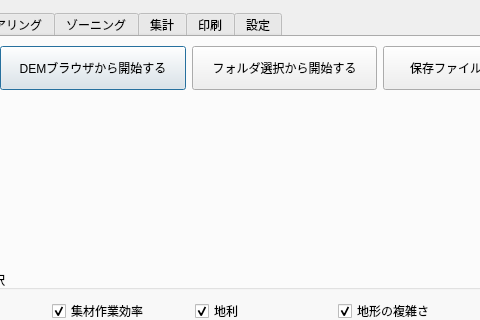
The window that forest_zoning_main_dialog.ui (raw-slnc/morizon_next) describes before a commit, drawn with Qt 5; both pictures show x 125 to 605 and y 0 to 320 of the 920 by 645 pixel window.
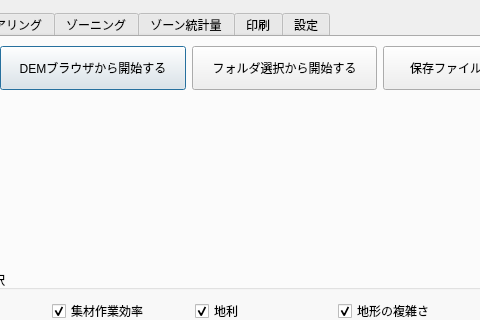
The same window after the commit. Icons and pictures are not drawn. Custom widgets are drawn as their Qt base class.

Patch:
```diff
--- a/forest_zoning_main_dialog.ui
+++ b/forest_zoning_main_dialog.ui
@@ -1764,7 +1764,7 @@
      </widget>
      <widget class="QWidget" name="tab_3">
       <attribute name="title">
-       <string>集計</string>
+       <string>ゾーン統計量</string>
       </attribute>
       <layout class="QGridLayout" name="gridLayout_11">
        <item row="2" column="0">
```
